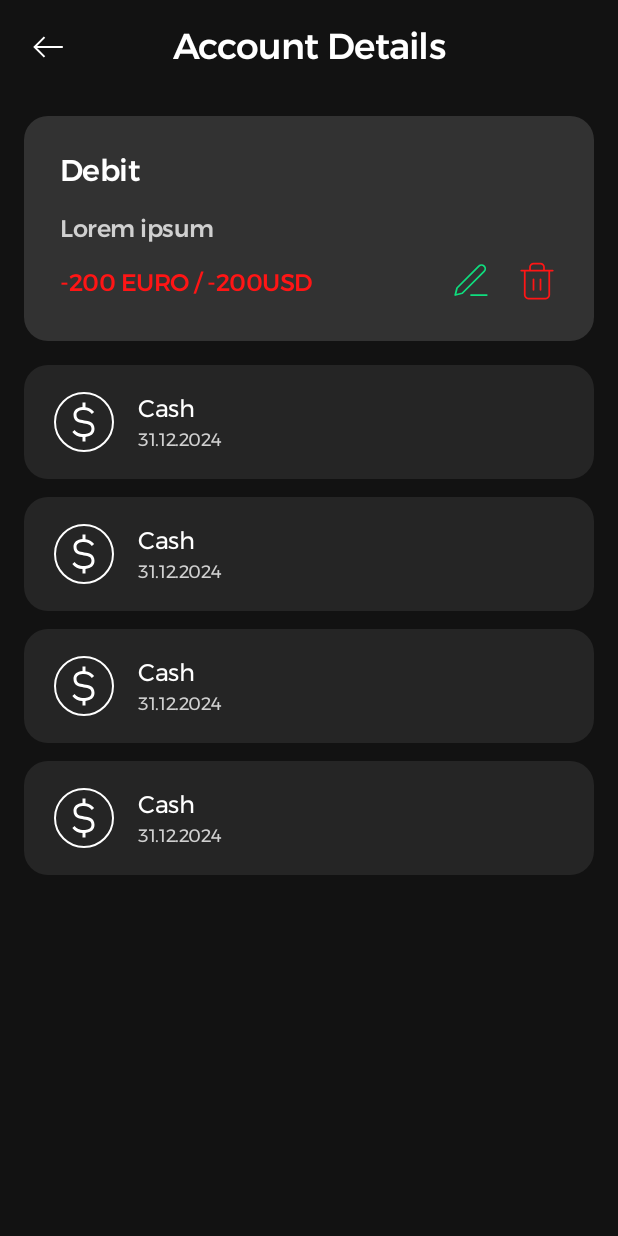
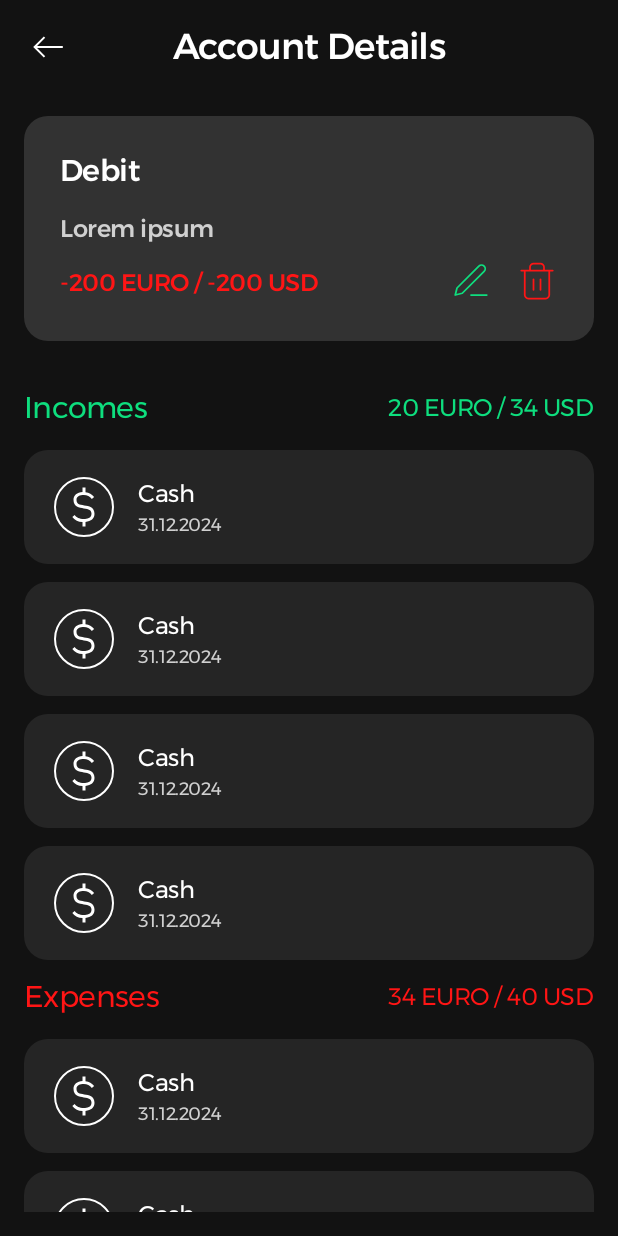
Before and after one commit to hhumbetovv/budgetboss, an Android app: the layout fragment_account_details.xml on its own in the app's theme, with its tools: preview values and no code run, on a phone screen of 412 x 824 dp. Run offline under Robolectric (Android 15) with nearby library versions, the phone set to English and light mode, and no system bars.

Commit message:
main feature: account transfers divided

```diff
--- a/feature/reports/src/main/java/com/theternal/account_details/AccountDetailsContract.kt
+++ b/feature/reports/src/main/java/com/theternal/account_details/AccountDetailsContract.kt
@@ -30,7 +30,10 @@ sealed interface AccountDetailsContract {
         val editMode: Boolean = false,
         val account: AccountEntity? = null,
         val currencyValue: BigDecimal? = null,
-        val transfers: List<TransferEntity> = listOf(),
+        val incomeList: List<TransferEntity> = listOf(),
+        val expenseList: List<TransferEntity> = listOf(),
+        val totalIncomes: BigDecimal? = null,
+        val totalExpenses: BigDecimal? = null,
         val newName: String = "",
     ) : ViewState
 
--- a/feature/reports/src/main/res/layout/fragment_account_details.xml
+++ b/feature/reports/src/main/res/layout/fragment_account_details.xml
@@ -102,7 +102,7 @@
                 app:layout_constraintEnd_toEndOf="parent"
                 app:layout_constraintStart_toStartOf="parent"
                 app:layout_constraintTop_toBottomOf="@+id/note"
-                tools:text="-200 EURO / -200USD" />
+                tools:text="-200 EURO / -200 USD" />
 
             <EditText
                 android:id="@+id/balanceField"
@@ -167,18 +167,112 @@
         app:layout_constraintStart_toStartOf="parent"
         app:layout_constraintTop_toBottomOf="@+id/details" />
 
-    <androidx.recyclerview.widget.RecyclerView
-        android:id="@+id/transferList"
+    <ScrollView
         android:layout_width="0dp"
         android:layout_height="0dp"
         android:layout_marginTop="16dp"
-        app:layoutManager="androidx.recyclerview.widget.LinearLayoutManager"
-        tools:listitem="@layout/view_record_item"
-        tools:itemCount="4"
+        android:scrollbars="none"
         app:layout_constraintBottom_toBottomOf="parent"
         app:layout_constraintEnd_toEndOf="parent"
-        app:layout_constraintHorizontal_bias="0.5"
         app:layout_constraintStart_toStartOf="parent"
-        app:layout_constraintTop_toBottomOf="@+id/details" />
+        app:layout_constraintTop_toBottomOf="@+id/details">
+
+        <LinearLayout
+            android:orientation="vertical"
+            android:layout_width="match_parent"
+            android:layout_height="wrap_content">
+
+            <androidx.constraintlayout.widget.ConstraintLayout
+                android:id="@+id/incomeContainer"
+                android:visibility="gone"
+                tools:visibility="visible"
+                android:layout_width="match_parent"
+                android:layout_height="wrap_content">
+
+                <TextView
+                    android:id="@+id/textView3"
+                    style="@style/Heading"
+                    android:layout_marginTop="16dp"
+                    android:text="@string/incomes"
+                    android:textColor="@color/primary"
+                    app:layout_constraintHorizontal_bias="0"
+                    app:layout_constraintEnd_toStartOf="@+id/incomes"
+                    app:layout_constraintStart_toStartOf="parent"
+                    app:layout_constraintTop_toTopOf="parent" />
+
+                <TextView
+                    android:id="@+id/incomes"
+                    style="@style/Heading"
+                    android:textColor="@color/primary"
+                    android:textSize="16sp"
+                    app:layout_constraintBottom_toBottomOf="@+id/textView3"
+                    app:layout_constraintEnd_toEndOf="parent"
+                    app:layout_constraintTop_toTopOf="@+id/textView3"
+                    tools:text="20 EURO / 34 USD" />
+
+                <androidx.recyclerview.widget.RecyclerView
+                    android:id="@+id/incomeList"
+                    android:layout_width="0dp"
+                    android:layout_height="wrap_content"
+                    android:nestedScrollingEnabled="false"
+                    android:layout_marginTop="16dp"
+                    app:layoutManager="androidx.recyclerview.widget.LinearLayoutManager"
+                    app:layout_constraintEnd_toEndOf="parent"
+                    app:layout_constraintHorizontal_bias="0.5"
+                    app:layout_constraintStart_toStartOf="parent"
+                    app:layout_constraintTop_toBottomOf="@+id/textView3"
+                    tools:itemCount="4"
+                    tools:listitem="@layout/view_record_item" />
+
+            </androidx.constraintlayout.widget.ConstraintLayout>
+
+            <androidx.constraintlayout.widget.ConstraintLayout
+                android:id="@+id/expenseContainer"
+                android:visibility="gone"
+                tools:visibility="visible"
+                android:layout_width="match_parent"
+                android:layout_height="wrap_content">
+
+                <TextView
+                    android:id="@+id/textView4"
+                    style="@style/Heading"
+                    android:text="@string/expenses"
+                    android:textColor="@color/danger"
+                    app:layout_constraintHorizontal_bias="0"
+                    app:layout_constraintEnd_toStartOf="@+id/expenses"
+                    app:layout_constraintStart_toStartOf="parent"
+                    app:layout_constraintTop_toTopOf="parent" />
+
+                <TextView
+                    android:id="@+id/expenses"
+                    style="@style/Heading"
+                    android:textSize="16sp"
+                    tools:text="34 EURO / 40 USD"
+                    android:textColor="@color/danger"
+                    app:layout_constraintBottom_toBottomOf="@+id/textView4"
+                    app:layout_constraintEnd_toEndOf="parent"
+                    app:layout_constraintTop_toTopOf="@+id/textView4" />
+
+                <androidx.recyclerview.widget.RecyclerView
+                    android:id="@+id/expenseList"
+                    android:layout_width="0dp"
+                    android:layout_height="wrap_content"
+                    android:nestedScrollingEnabled="false"
+                    android:layout_marginTop="16dp"
+                    app:layoutManager="androidx.recyclerview.widget.LinearLayoutManager"
+                    app:layout_constraintEnd_toEndOf="parent"
+                    app:layout_constraintHorizontal_bias="0.5"
+                    app:layout_constraintStart_toStartOf="parent"
+                    app:layout_constraintTop_toBottomOf="@+id/textView4"
+                    tools:itemCount="4"
+                    tools:listitem="@layout/view_record_item" />
+
+            </androidx.constraintlayout.widget.ConstraintLayout>
+
+        </LinearLayout>
+
+
+    </ScrollView>
+
 
 </androidx.constraintlayout.widget.ConstraintLayout>
--- a/feature/reports/src/main/res/layout/fragment_accounts.xml
+++ b/feature/reports/src/main/res/layout/fragment_accounts.xml
@@ -5,6 +5,7 @@
     android:layout_width="match_parent"
     android:layout_height="match_parent"
     android:padding="16dp"
+    android:scrollbars="none"
     android:background="@color/background"
     tools:theme="@style/Theme.BudgetBoss">
 
--- a/feature/reports/src/main/res/layout/fragment_financial_records.xml
+++ b/feature/reports/src/main/res/layout/fragment_financial_records.xml
@@ -24,6 +24,7 @@
     <ScrollView
         android:layout_width="0dp"
         android:layout_height="0dp"
+        android:scrollbars="none"
         app:layout_constraintBottom_toBottomOf="parent"
         app:layout_constraintEnd_toEndOf="parent"
         app:layout_constraintStart_toStartOf="parent"
@@ -50,6 +51,7 @@
                     style="@style/Heading"
                     android:layout_margin="16dp"
                     android:text="@string/incomes"
+                    android:textColor="@color/primary"
                     app:layout_constraintStart_toStartOf="parent"
                     app:layout_constraintTop_toTopOf="parent" />
 
@@ -98,6 +100,7 @@
                     style="@style/Heading"
                     android:layout_margin="16dp"
                     android:text="@string/expenses"
+                    android:textColor="@color/danger"
                     app:layout_constraintStart_toStartOf="parent"
                     app:layout_constraintTop_toTopOf="parent" />
 
```
Also changed, not shown: feature/reports/src/main/java/com/theternal/account_details/AccountDetailsFragment.kt (+58 -7 lines), feature/reports/src/main/java/com/theternal/account_details/AccountDetailsViewModel.kt (+39 -3 lines).
